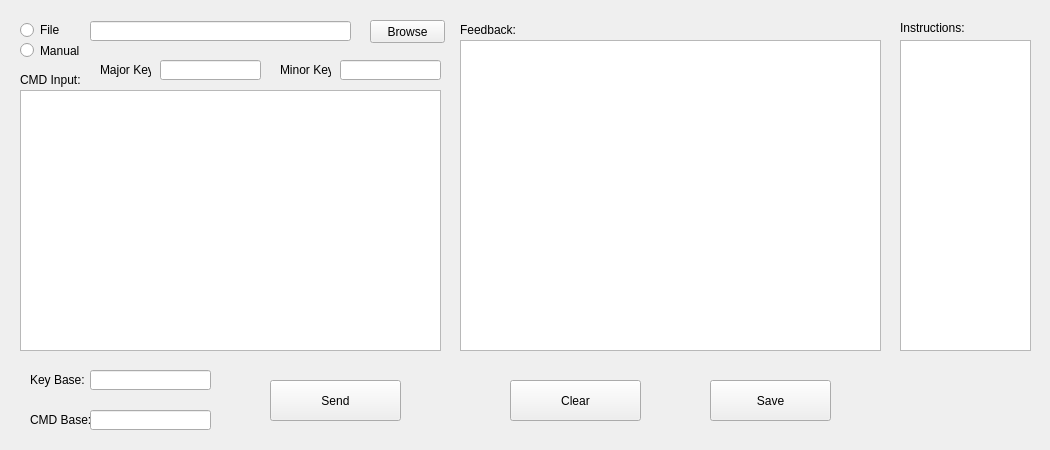
Qt form src/user-interfaces/gui-custom-cmd.ui (Donn13Darko/uC_Interfacer) before a commit.
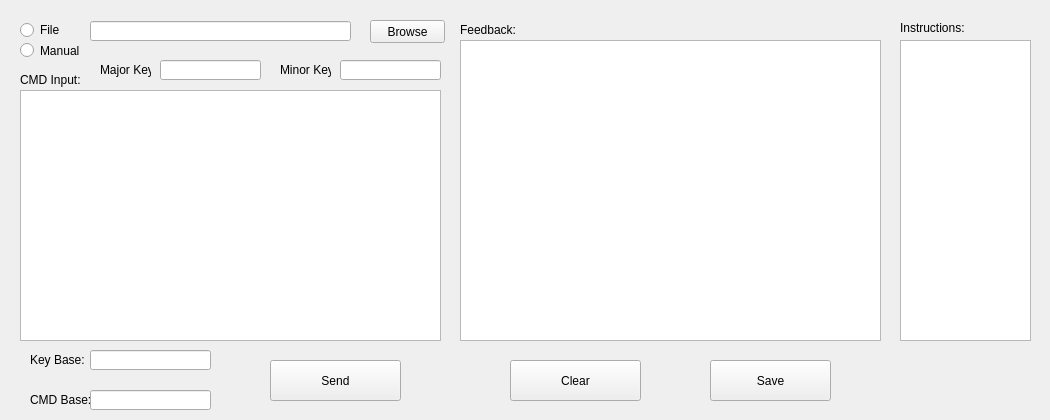
The same form after that commit.

Commit message: Updated custom cmd to correctly parse the input strings and added checks for trying to load files without a valid name

```diff
--- a/src/user-interfaces/gui-custom-cmd.ui
+++ b/src/user-interfaces/gui-custom-cmd.ui
@@ -7,9 +7,15 @@
     <x>0</x>
     <y>0</y>
     <width>1050</width>
-    <height>450</height>
+    <height>420</height>
    </rect>
   </property>
+  <property name="sizePolicy">
+   <sizepolicy hsizetype="Preferred" vsizetype="Preferred">
+    <horstretch>0</horstretch>
+    <verstretch>0</verstretch>
+   </sizepolicy>
+  </property>
   <property name="windowTitle">
    <string>Form</string>
   </property>
@@ -53,7 +59,7 @@
    <property name="geometry">
     <rect>
      <x>30</x>
-     <y>370</y>
+     <y>350</y>
      <width>61</width>
      <height>20</height>
     </rect>
@@ -66,7 +72,7 @@
    <property name="geometry">
     <rect>
      <x>30</x>
-     <y>410</y>
+     <y>390</y>
      <width>61</width>
      <height>20</height>
     </rect>
@@ -92,7 +98,7 @@
    <property name="geometry">
     <rect>
      <x>510</x>
-     <y>380</y>
+     <y>360</y>
      <width>131</width>
      <height>41</height>
     </rect>
@@ -108,7 +114,7 @@
    <property name="geometry">
     <rect>
      <x>710</x>
-     <y>380</y>
+     <y>360</y>
      <width>121</width>
      <height>41</height>
     </rect>
@@ -121,7 +127,7 @@
    <property name="geometry">
     <rect>
      <x>270</x>
-     <y>380</y>
+     <y>360</y>
      <width>131</width>
      <height>41</height>
     </rect>
@@ -136,11 +142,11 @@
      <x>20</x>
      <y>90</y>
      <width>421</width>
-     <height>261</height>
+     <height>251</height>
     </rect>
    </property>
    <property name="readOnly">
-    <bool>true</bool>
+    <bool>false</bool>
    </property>
    <property name="plainText">
     <string/>
@@ -152,7 +158,7 @@
      <x>460</x>
      <y>40</y>
      <width>421</width>
-     <height>311</height>
+     <height>301</height>
     </rect>
    </property>
    <property name="readOnly">
@@ -178,7 +184,7 @@
      <x>900</x>
      <y>40</y>
      <width>131</width>
-     <height>311</height>
+     <height>301</height>
     </rect>
    </property>
    <property name="frameShape">
@@ -259,7 +265,7 @@
    <property name="geometry">
     <rect>
      <x>90</x>
-     <y>370</y>
+     <y>350</y>
      <width>121</width>
      <height>20</height>
     </rect>
@@ -269,7 +275,7 @@
    <property name="geometry">
     <rect>
      <x>90</x>
-     <y>410</y>
+     <y>390</y>
      <width>121</width>
      <height>20</height>
     </rect>
```
The commit also changes 25 other files.
